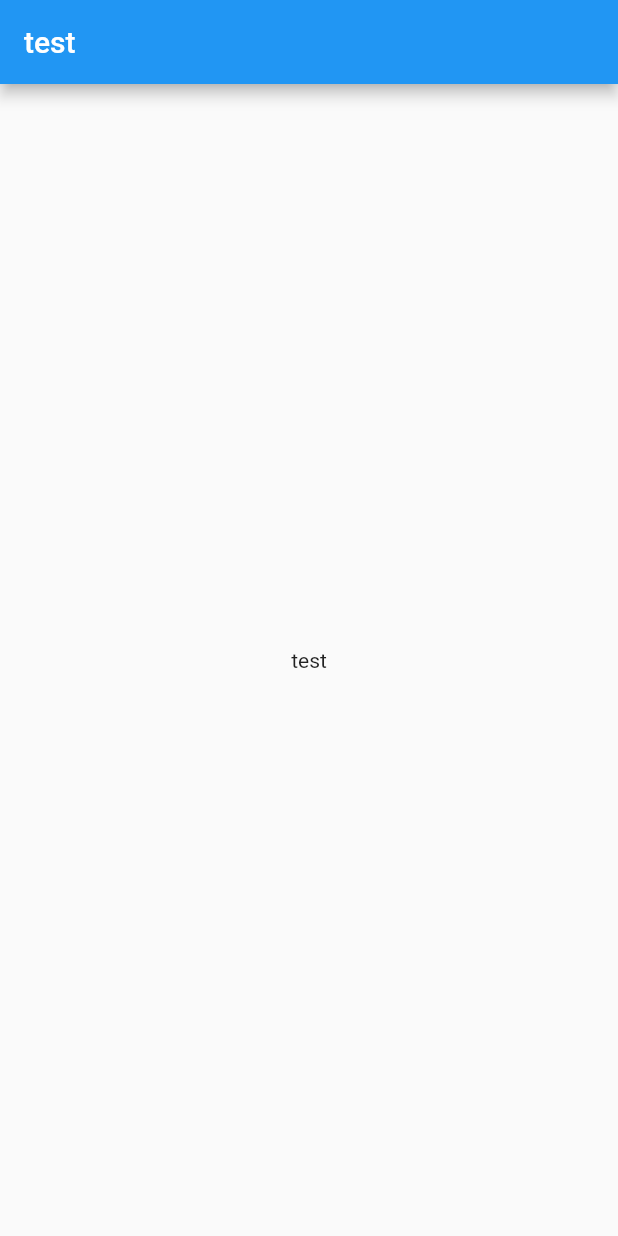
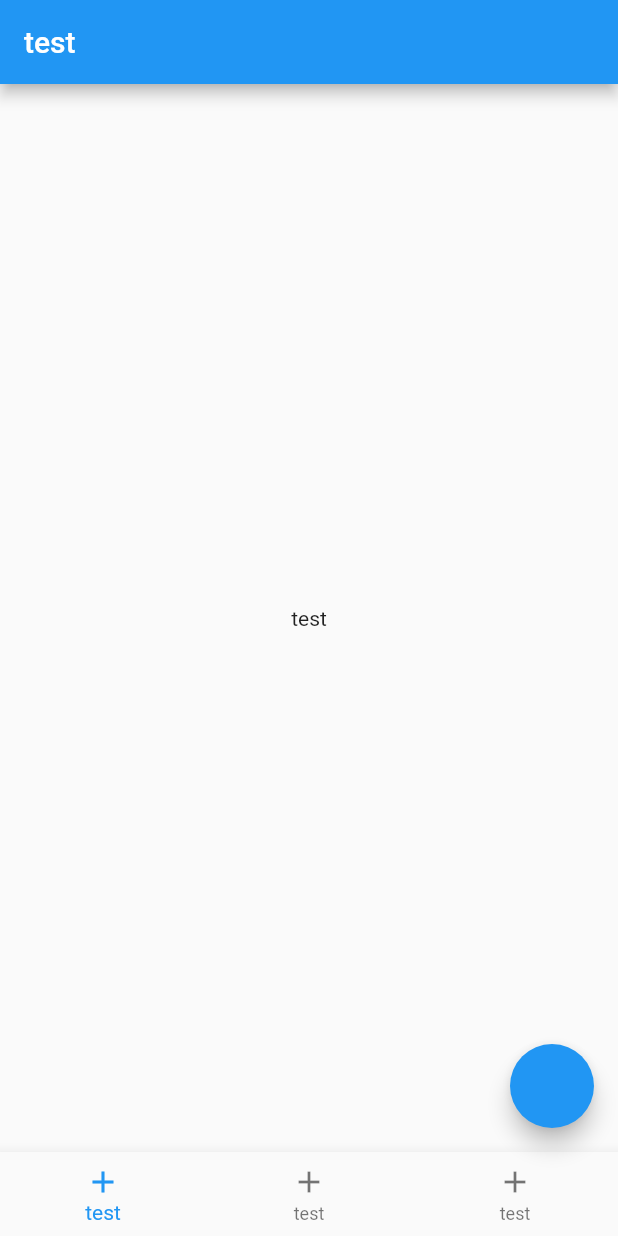
Before and after one commit to tomohiro1024/todo, a Flutter app: the screen it shows after launch, on a phone screen of 412 x 824 dp. Run offline on Flutter 3.47's test engine with Material 2 defaults, Android fonts, the phone set to English and light mode, and no system bars.

Commit message:
BottomNavigationBar()

```diff
--- a/lib/main.dart
+++ b/lib/main.dart
@@ -16,6 +16,7 @@ class MyApp extends StatelessWidget {
       theme: ThemeData(
         primarySwatch: Colors.blue,
       ),
+      debugShowCheckedModeBanner: false,
       home: const FirstPage(),
     );
   }
--- a/lib/pages/FirstPage.dart
+++ b/lib/pages/FirstPage.dart
@@ -12,6 +12,16 @@ class FirstPage extends StatelessWidget {
       body: const Center(
         child: Text('test'),
       ),
+      floatingActionButton: FloatingActionButton(
+        onPressed: () {},
+      ),
+      bottomNavigationBar: BottomNavigationBar(
+        items: const [
+          BottomNavigationBarItem(icon: Icon(Icons.add), label: 'test'),
+          BottomNavigationBarItem(icon: Icon(Icons.add), label: 'test'),
+          BottomNavigationBarItem(icon: Icon(Icons.add), label: 'test'),
+        ],
+      ),
     );
   }
 }
```
